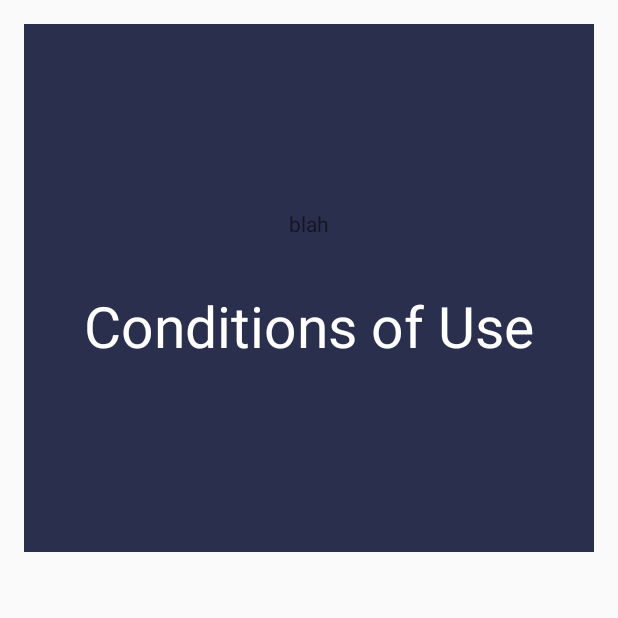
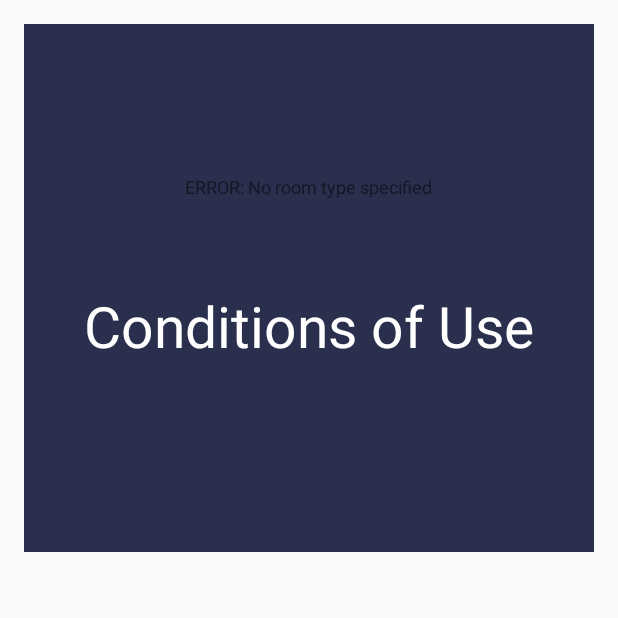
Before and after one commit to hashtagmike24/LibrarySpace, an Android app: the ConditionsActivity screen opened directly, with no data from a screen before it, on a phone screen of 412 x 824 dp, the top half of it. Run offline under Robolectric (Android 15) with nearby library versions, the phone set to English and light mode, and no system bars; 1 statement that could not run was skipped.

Commit message:
ConditionsActivity's bodyText now changes

```diff
--- a/LibrarySpace/app/src/main/java/edu/csusb/libraryspace/ConditionsActivity.java
+++ b/LibrarySpace/app/src/main/java/edu/csusb/libraryspace/ConditionsActivity.java
@@ -6,6 +6,7 @@ import android.os.Bundle;
 import android.view.Menu;
 import android.view.MenuItem;
 import android.view.View;
+import android.widget.TextView;
 import android.widget.Toast;
 
 import java.util.concurrent.locks.Condition;
@@ -16,6 +17,8 @@ public class ConditionsActivity extends ActionBarActivity {
     int _day;
     int _year;
     String _type;
+
+    TextView bodyText;
 
     @Override
     protected void onCreate(Bundle savedInstanceState) {
@@ -30,6 +33,22 @@ public class ConditionsActivity extends ActionBarActivity {
             _type = extras.getString("TYPE");
 
             Toast.makeText(getApplicationContext(), _type + ": " + _month + "/" + _day + "/" + _year, Toast.LENGTH_LONG).show();
+        }
+
+
+
+        bodyText = (TextView) findViewById(R.id.bodyText);
+
+        switch(_type)
+        {
+            case "Group Study Room": bodyText.setText(getResources().getString(R.string.conditions_group_bodyText));
+                break;
+            case "Individual Study Carrel": bodyText.setText(getResources().getString(R.string.conditions_individual_bodyText));
+                break;
+            case "Multimedia Collaboration Room": bodyText.setText(getResources().getString(R.string.conditions_multimedia_bodyText));
+                break;
+            default: bodyText.setText("ERROR: No room type specified");
+                break;
         }
     }
 
--- a/LibrarySpace/app/src/main/res/layout/activity_conditions.xml
+++ b/LibrarySpace/app/src/main/res/layout/activity_conditions.xml
@@ -35,9 +35,10 @@
     <TextView
         android:layout_width="wrap_content"
         android:layout_height="wrap_content"
-        android:text="blah"
-        android:id="@+id/textView2"
-        android:layout_marginTop="123dp"
+        android:text="@string/conditions_group_bodyText"
+        android:id="@+id/bodyText"
+        android:layout_marginTop="100dp"
+        android:textSize="12dp"
         android:layout_alignParentTop="true"
         android:layout_centerHorizontal="true" />
 
--- a/LibrarySpace/app/src/main/res/values/strings.xml
+++ b/LibrarySpace/app/src/main/res/values/strings.xml
@@ -9,5 +9,44 @@
     <string name="title_activity_multimedia">MultimediaActivity</string>
     <string name="title_activity_conditions">ConditionsActivity</string>
     <string name="title_activity_booking">BookingActivity</string>
+    <string name="conditions_group_bodyText">Group Study Rooms may be reserved by GROUPS OF 3 OR MORE. Individuals wanting to study alone should reserve an Individual Study Carrel instead. Groups of 2 people should use one of the first-come, first-served study rooms.
+\n\nUsers must be CSUSB students, faculty, or staff.
+
+\n\nIf a group has not occupied the room within 10 minutes of their start time, the reservation is forfeited, and other groups may use the room. A single individual cannot "hold" a study room for a group arriving later.
+
+\n\nA group with a reserved room time has priority over a group occupying that room without a reservation. We recommend that you bring your final confirmation email as proof in case of a dispute.
+
+\n\nReservations are limited to two hours per group, per day, with a total limit of four hours per week.
+
+\n\nReservations may be made up to a week in advance.
+
+\n\nBy continuing, you agree to these conditions of use. </string>
+
+    <string name="conditions_individual_bodyText">Study carrels are for use by ONE PERSON! Groups should book a Group Study Room instead, or use one of the first-come, first-served group study rooms.
+
+\n\nUsers must be CSUSB students, faculty, or staff.
+
+\n\nIf you have not occupied the carrel within 10 minutes of your start time, your reservation is forfeited, and others may use the carrel.
+
+\n\nAnyone with a reserved room time has priority over someone occupying that room without a reservation. We recommend that you bring your reservation email as proof in case of a dispute.
+
+\n\nReservations are limited to two hours per day, per person.
+
+\n\nReservations may be made up to a week in advance, with a total limit of six hours per week.
+
+\n\nBy continuing, you agree to these conditions of use. </string>
+    <string name="conditions_multimedia_bodyText">The Multimedia Collaboration rooms are NOT intended for group study. They can comfortably seat from 1 to 4 people in front of the computer workstation. If you need a regular study room for your group, book a group study room instead, or use one of the first-come, first-served study rooms.
+
+\n\nUsers must be CSUSB students, faculty, or staff.
+
+\n\nIf you have not occupied the room within 10 minutes of your start time, your reservation is forfeited, and others may use the room.
+
+\n\nAnyone with a reserved room time has priority over someone occupying that room without a reservation. We recommend that you bring your reservation email as proof in case of a dispute.
+
+\n\nReservations are limited to two hours per user/group, per day, with a total limit of four hours per week.
+
+\n\nReservations may be made up to a week in advance.
+
+\n\nBy continuing, you agree to these conditions of use. </string>
 
 </resources>
```
